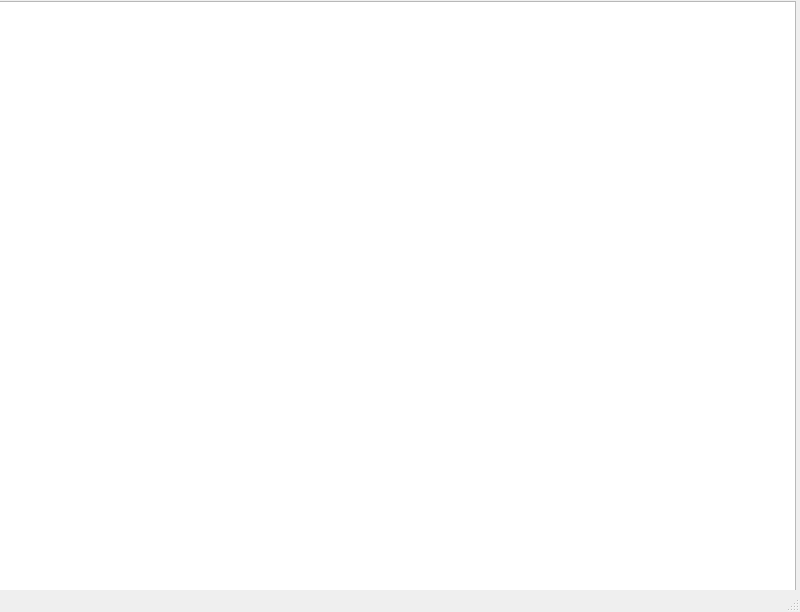
This is teams.ui in PrincePepper/DVFU_Course_work_2020_yeticup as Qt 5 draws it before an edit. The edited form follows.
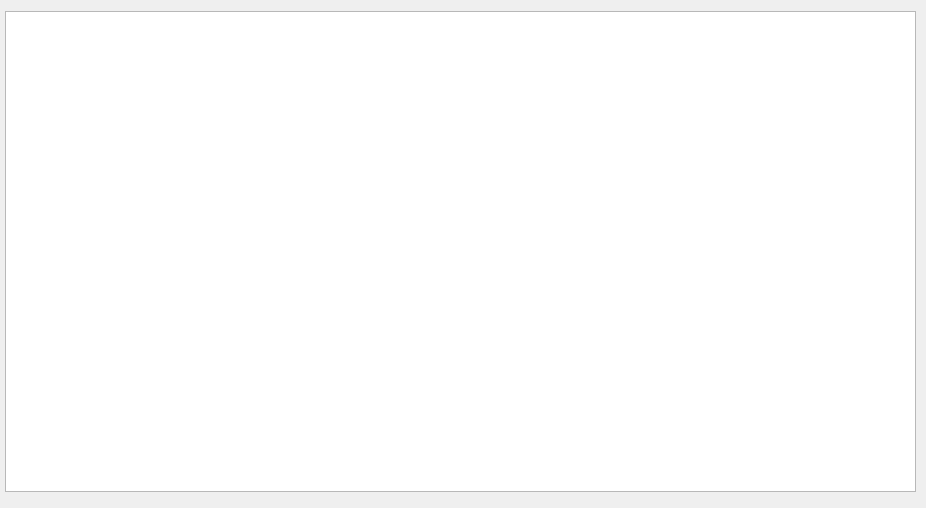
This is the edited form.

```diff
--- a/teams.ui
+++ b/teams.ui
@@ -6,26 +6,39 @@
    <rect>
     <x>0</x>
     <y>0</y>
-    <width>800</width>
-    <height>612</height>
+    <width>926</width>
+    <height>508</height>
    </rect>
   </property>
   <property name="windowTitle">
    <string>MainWindow</string>
   </property>
   <widget class="QWidget" name="centralwidget">
-   <widget class="QTableView" name="tableView">
+   <property name="maximumSize">
+    <size>
+     <width>1080</width>
+     <height>800</height>
+    </size>
+   </property>
+   <property name="font">
+    <font>
+     <family>Forward</family>
+     <pointsize>10</pointsize>
+     <weight>75</weight>
+     <bold>true</bold>
+    </font>
+   </property>
+   <widget class="QTableWidget" name="table">
     <property name="geometry">
      <rect>
-      <x>-5</x>
-      <y>1</y>
-      <width>801</width>
-      <height>591</height>
+      <x>5</x>
+      <y>11</y>
+      <width>911</width>
+      <height>481</height>
      </rect>
     </property>
    </widget>
   </widget>
-  <widget class="QStatusBar" name="statusbar"/>
  </widget>
  <resources/>
  <connections/>
```
